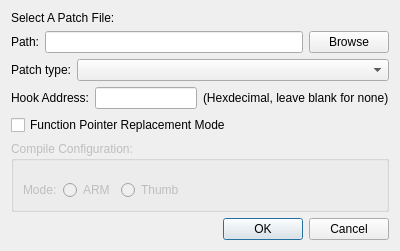
Before: the Qt Designer form Dialog/PatchEditDialog.ui in wario-land/WL4Editor, drawn with Qt 5.
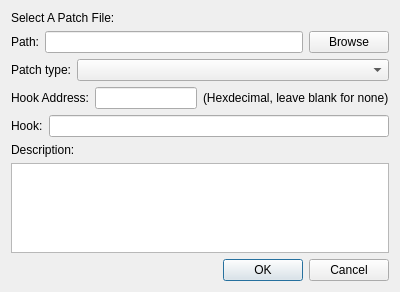
After: the same form once the commit is applied.

What changed in the file:
```diff
--- a/Dialog/PatchEditDialog.ui
+++ b/Dialog/PatchEditDialog.ui
@@ -7,7 +7,7 @@
     <x>0</x>
     <y>0</y>
     <width>400</width>
-    <height>237</height>
+    <height>292</height>
    </rect>
   </property>
   <property name="windowTitle">
@@ -90,70 +90,28 @@
     </layout>
    </item>
    <item>
-    <widget class="QCheckBox" name="checkBox_FunctionPointerReplacementMode">
-     <property name="text">
-      <string>Function Pointer Replacement Mode</string>
-     </property>
-    </widget>
-   </item>
+    <layout class="QHBoxLayout" name="horizontalLayout_5">
    <item>
-    <widget class="QGroupBox" name="groupBox_CompileConfig">
-     <property name="enabled">
-      <bool>false</bool>
-     </property>
-     <property name="title">
-      <string>Compile Configuration:</string>
-     </property>
-     <layout class="QVBoxLayout" name="verticalLayout_2">
-      <item>
-       <layout class="QHBoxLayout" name="horizontalLayout_4">
-        <property name="topMargin">
-         <number>10</number>
-        </property>
-        <item>
-         <widget class="QLabel" name="label_CompileMode">
-          <property name="sizePolicy">
-           <sizepolicy hsizetype="Fixed" vsizetype="Preferred">
-            <horstretch>0</horstretch>
-            <verstretch>0</verstretch>
-           </sizepolicy>
-          </property>
+      <widget class="QLabel" name="label_HookText">
           <property name="text">
-           <string>Mode:</string>
+        <string>Hook:</string>
           </property>
          </widget>
         </item>
         <item>
-         <widget class="QRadioButton" name="radioButton_CompileInARMMode">
-          <property name="text">
-           <string>ARM</string>
-          </property>
-         </widget>
-        </item>
+      <widget class="QLineEdit" name="lineEdit_HookText"/>
+     </item>
+    </layout>
+   </item>
         <item>
-         <widget class="QRadioButton" name="radioButton_CompileInThumbMode">
+    <widget class="QLabel" name="label_Description">
           <property name="text">
-           <string>Thumb</string>
+      <string>Description:</string>
           </property>
          </widget>
         </item>
         <item>
-         <spacer name="horizontalSpacer">
-          <property name="orientation">
-           <enum>Qt::Horizontal</enum>
-          </property>
-          <property name="sizeHint" stdset="0">
-           <size>
-            <width>40</width>
-            <height>20</height>
-           </size>
-          </property>
-         </spacer>
-        </item>
-       </layout>
-      </item>
-     </layout>
-    </widget>
+    <widget class="QTextEdit" name="textEdit_Description"/>
    </item>
    <item>
     <widget class="QDialogButtonBox" name="buttonBox">
```
Lines whose indentation alone changed are shown as unchanged.
